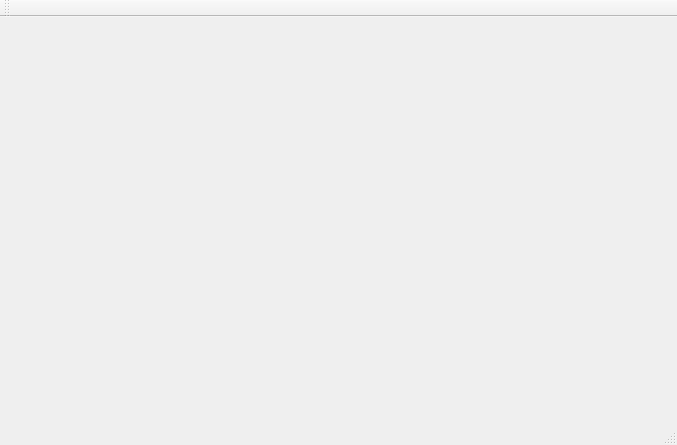
This is src/morseInput/qt_files/morseInput/morseInput.ui in ros-visualization/robhum_ui_utils as Qt 5 draws it before an edit. The edited form follows.
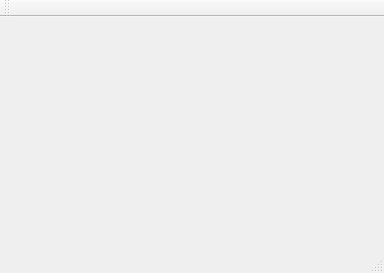
This is the edited form.

```diff
--- a/src/morseInput/qt_files/morseInput/morseInput.ui
+++ b/src/morseInput/qt_files/morseInput/morseInput.ui
@@ -6,32 +6,47 @@
    <rect>
     <x>0</x>
     <y>0</y>
-    <width>677</width>
-    <height>445</height>
+    <width>384</width>
+    <height>273</height>
    </rect>
   </property>
+  <property name="sizePolicy">
+   <sizepolicy hsizetype="Minimum" vsizetype="Minimum">
+    <horstretch>0</horstretch>
+    <verstretch>0</verstretch>
+   </sizepolicy>
+  </property>
   <property name="windowTitle">
    <string>MainWindow</string>
   </property>
   <widget class="QWidget" name="centralWidget">
-   <widget class="QWidget" name="horizontalLayoutWidget">
-    <property name="geometry">
-     <rect>
-      <x>-1</x>
-      <y>90</y>
-      <width>661</width>
-      <height>191</height>
-     </rect>
-    </property>
+   <layout class="QVBoxLayout" name="verticalLayout">
+    <item>
+     <widget class="QWidget" name="endOfWordButtonWidget" native="true">
+      <property name="sizePolicy">
+       <sizepolicy hsizetype="MinimumExpanding" vsizetype="MinimumExpanding">
+        <horstretch>0</horstretch>
+        <verstretch>0</verstretch>
+       </sizepolicy>
+      </property>
+     </widget>
+    </item>
+    <item>
     <layout class="QHBoxLayout" name="horizontalLayout">
      <item>
       <widget class="QWidget" name="dotButton" native="true">
        <property name="sizePolicy">
-        <sizepolicy hsizetype="Preferred" vsizetype="Preferred">
-         <horstretch>1</horstretch>
+         <sizepolicy hsizetype="MinimumExpanding" vsizetype="MinimumExpanding">
+          <horstretch>0</horstretch>
          <verstretch>0</verstretch>
         </sizepolicy>
        </property>
+        <property name="minimumSize">
+         <size>
+          <width>0</width>
+          <height>0</height>
+         </size>
+        </property>
       </widget>
      </item>
      <item>
@@ -50,35 +65,32 @@
      <item>
       <widget class="QWidget" name="dashButton" native="true">
        <property name="sizePolicy">
-        <sizepolicy hsizetype="Preferred" vsizetype="Preferred">
-         <horstretch>1</horstretch>
+         <sizepolicy hsizetype="MinimumExpanding" vsizetype="MinimumExpanding">
+          <horstretch>0</horstretch>
          <verstretch>0</verstretch>
         </sizepolicy>
        </property>
+        <property name="minimumSize">
+         <size>
+          <width>0</width>
+          <height>0</height>
+         </size>
+        </property>
       </widget>
      </item>
     </layout>
-   </widget>
-   <widget class="QWidget" name="endOfWordButton" native="true">
-    <property name="geometry">
-     <rect>
-      <x>-1</x>
-      <y>290</y>
-      <width>661</width>
-      <height>80</height>
-     </rect>
-    </property>
-   </widget>
-   <widget class="QWidget" name="backspaceButton" native="true">
-    <property name="geometry">
-     <rect>
-      <x>0</x>
-      <y>0</y>
-      <width>661</width>
-      <height>80</height>
-     </rect>
-    </property>
-   </widget>
+    </item>
+    <item>
+     <widget class="QWidget" name="backspaceButtonWidget" native="true">
+      <property name="sizePolicy">
+       <sizepolicy hsizetype="MinimumExpanding" vsizetype="MinimumExpanding">
+        <horstretch>0</horstretch>
+        <verstretch>0</verstretch>
+       </sizepolicy>
+      </property>
+     </widget>
+    </item>
+   </layout>
   </widget>
   <widget class="QMenuBar" name="menuBar">
    <property name="geometry">
```
Left out of the diff: 6 changed lines with no effect on the pictures. Lines whose indentation alone changed are shown as unchanged.
